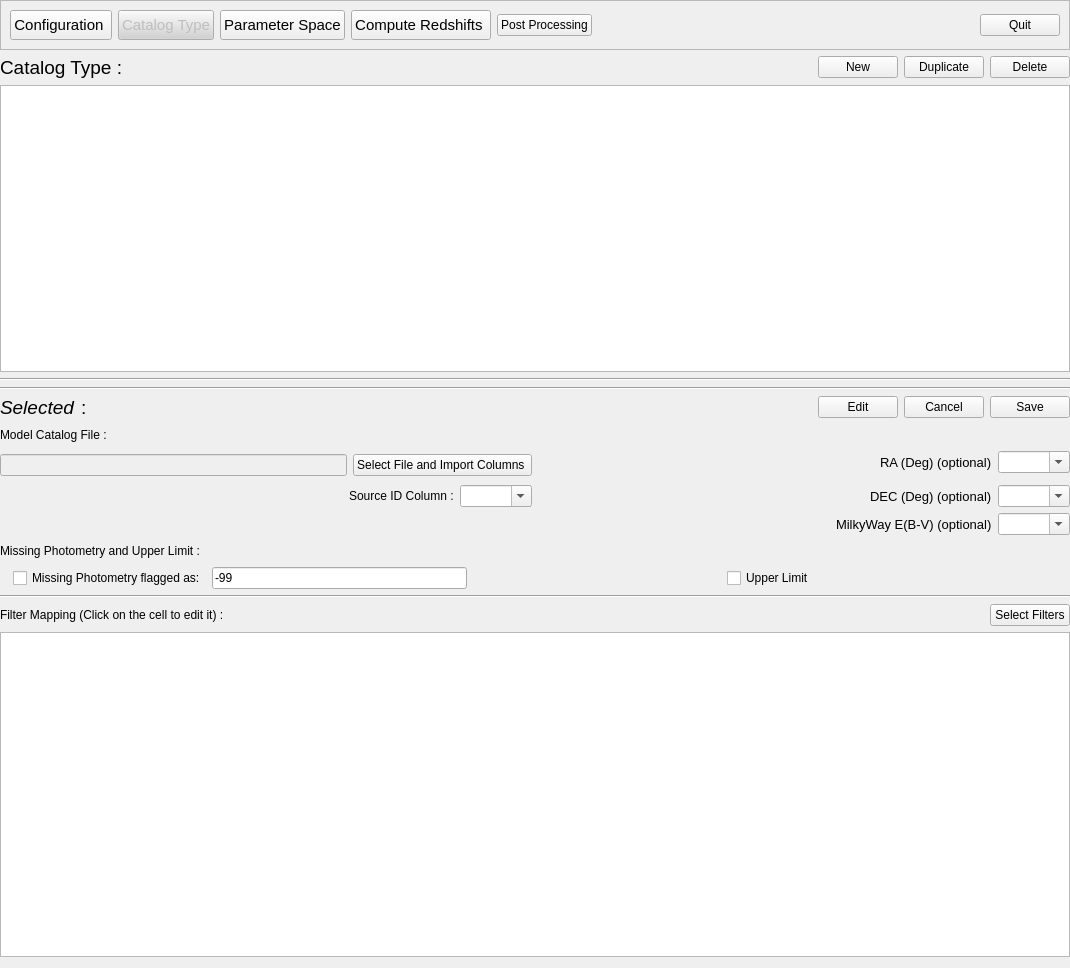
Before: the Qt Designer form PhzQtUI/auxdir/PhzQtUI/FormSurveyMapping.ui in astrorama/Phosphoros, drawn with Qt 5.
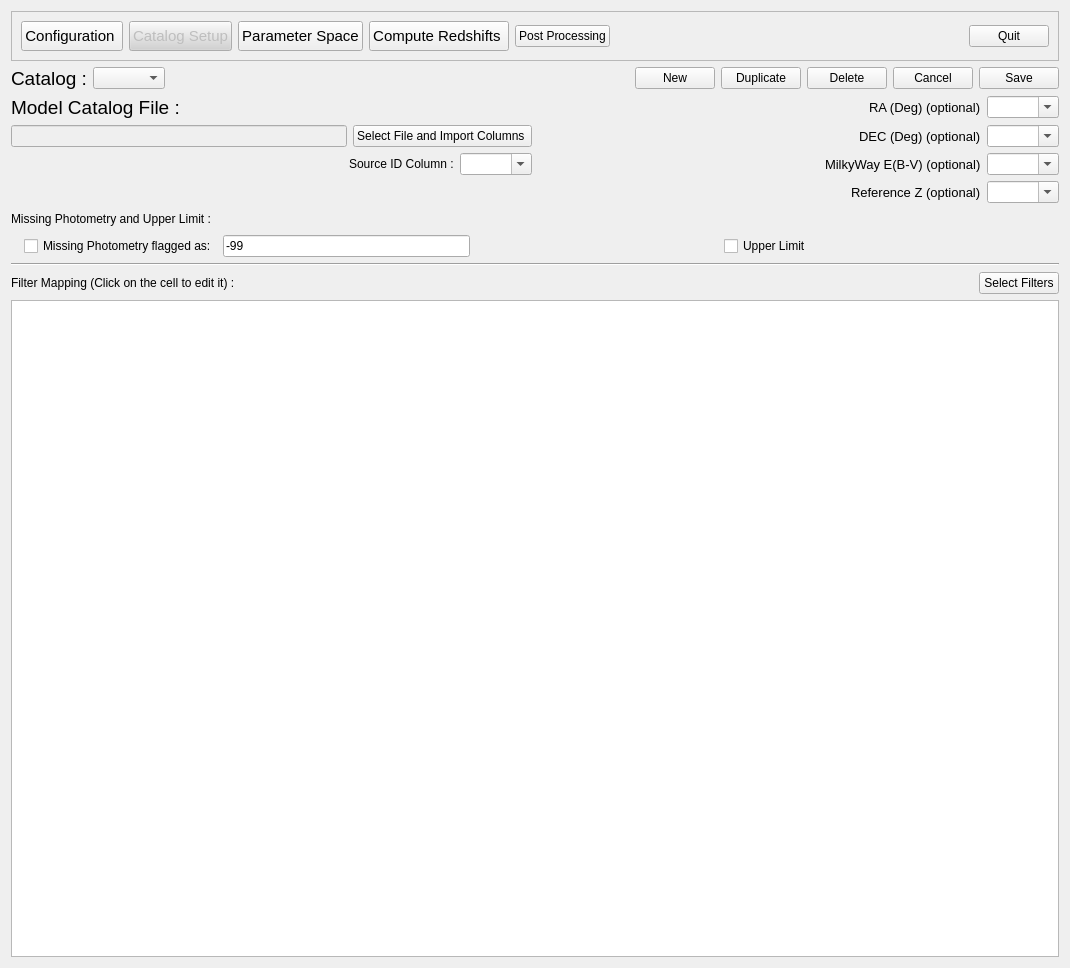
After: the same form once the commit is applied.

What changed in the file:
```diff
--- a/PhzQtUI/auxdir/PhzQtUI/FormSurveyMapping.ui
+++ b/PhzQtUI/auxdir/PhzQtUI/FormSurveyMapping.ui
@@ -14,15 +14,6 @@
    <string>Form</string>
   </property>
   <layout class="QVBoxLayout" name="verticalLayout_2">
-   <property name="leftMargin">
-    <number>0</number>
-   </property>
-   <property name="topMargin">
-    <number>0</number>
-   </property>
-   <property name="rightMargin">
-    <number>0</number>
-   </property>
    <item>
     <widget class="QFrame" name="frm_nav">
      <property name="frameShape">
@@ -79,7 +70,7 @@
          <string notr="true">background-color: rgb(210, 210, 210)</string>
         </property>
         <property name="text">
-         <string>Catalog Type</string>
+         <string>Catalog Setup</string>
         </property>
        </widget>
       </item>
@@ -167,10 +158,13 @@
           </font>
          </property>
          <property name="text">
-          <string>Catalog Type :</string>
+          <string>Catalog :</string>
          </property>
         </widget>
        </item>
+       <item>
+        <widget class="QComboBox" name="cb_catalog_type"/>
+       </item>
        <item>
         <spacer name="horizontalSpacer_14">
          <property name="orientation">
@@ -205,100 +199,6 @@
          </property>
         </widget>
        </item>
-      </layout>
-     </item>
-     <item>
-      <widget class="QTableView" name="table_Map">
-       <property name="editTriggers">
-        <set>QAbstractItemView::NoEditTriggers</set>
-       </property>
-       <property name="showDropIndicator" stdset="0">
-        <bool>false</bool>
-       </property>
-       <property name="dragDropOverwriteMode">
-        <bool>false</bool>
-       </property>
-       <property name="sortingEnabled">
-        <bool>true</bool>
-       </property>
-       <attribute name="verticalHeaderVisible">
-        <bool>false</bool>
-       </attribute>
-       <attribute name="verticalHeaderHighlightSections">
-        <bool>false</bool>
-       </attribute>
-      </widget>
-     </item>
-     <item>
-      <widget class="Line" name="line_2">
-       <property name="orientation">
-        <enum>Qt::Horizontal</enum>
-       </property>
-      </widget>
-     </item>
-    </layout>
-   </item>
-   <item>
-    <widget class="Line" name="line">
-     <property name="orientation">
-      <enum>Qt::Horizontal</enum>
-     </property>
-    </widget>
-   </item>
-   <item>
-    <layout class="QHBoxLayout" name="horizontalLayout_14">
-     <item>
-      <widget class="QLabel" name="lbl_catalog_name">
-       <property name="font">
-        <font>
-         <pointsize>14</pointsize>
-         <italic>true</italic>
-        </font>
-       </property>
-       <property name="text">
-        <string>Selected</string>
-       </property>
-      </widget>
-     </item>
-     <item>
-      <widget class="QLabel" name="label_15">
-       <property name="font">
-        <font>
-         <pointsize>14</pointsize>
-        </font>
-       </property>
-       <property name="text">
-        <string>:</string>
-       </property>
-      </widget>
-     </item>
-     <item>
-      <spacer name="horizontalSpacer_16">
-       <property name="orientation">
-        <enum>Qt::Horizontal</enum>
-       </property>
-       <property name="sizeHint" stdset="0">
-        <size>
-         <width>40</width>
-         <height>20</height>
-        </size>
-       </property>
-      </spacer>
-     </item>
-     <item>
-      <widget class="Line" name="line_8">
-       <property name="orientation">
-        <enum>Qt::Horizontal</enum>
-       </property>
-      </widget>
-     </item>
-     <item>
-      <widget class="QPushButton" name="btn_MapEdit">
-       <property name="text">
-        <string>Edit</string>
-       </property>
-      </widget>
-     </item>
      <item>
       <widget class="QPushButton" name="btn_MapCancel">
        <property name="text">
@@ -315,10 +215,19 @@
      </item>
     </layout>
    </item>
+    </layout>
+   </item>
    <item>
+    <layout class="QGridLayout" name="gridLayout">
+     <item row="0" column="0">
     <layout class="QHBoxLayout" name="horizontalLayout_4">
      <item>
       <widget class="QLabel" name="label">
+         <property name="font">
+          <font>
+           <pointsize>14</pointsize>
+          </font>
+         </property>
        <property name="text">
         <string>Model Catalog File : </string>
        </property>
@@ -339,29 +248,6 @@
      </item>
     </layout>
    </item>
-   <item>
-    <layout class="QGridLayout" name="gridLayout">
-     <item row="0" column="0" rowspan="2">
-      <layout class="QHBoxLayout" name="horizontalLayout_3">
-       <item>
-        <widget class="QLineEdit" name="tb_df">
-         <property name="enabled">
-          <bool>false</bool>
-         </property>
-        </widget>
-       </item>
-       <item>
-        <widget class="QPushButton" name="btn_ImportColumn">
-         <property name="toolTip">
-          <string>Select a file to be used as default file for this catalog. The columns of the catalog will be used to populate the drop-down for the ID and the Filters columns.</string>
-         </property>
-         <property name="text">
-          <string>Select File and Import Columns </string>
-         </property>
-        </widget>
-       </item>
-      </layout>
-     </item>
      <item row="0" column="1">
       <layout class="QHBoxLayout" name="horizontalLayout_9">
        <item>
@@ -398,7 +284,28 @@
        </item>
       </layout>
      </item>
-     <item row="2" column="1">
+     <item row="1" column="0">
+      <layout class="QHBoxLayout" name="horizontalLayout_3">
+       <item>
+        <widget class="QLineEdit" name="tb_df">
+         <property name="enabled">
+          <bool>false</bool>
+         </property>
+        </widget>
+       </item>
+       <item>
+        <widget class="QPushButton" name="btn_ImportColumn">
+         <property name="toolTip">
+          <string>Select a file to be used as default file for this catalog. The columns of the catalog will be used to populate the drop-down for the ID and the Filters columns.</string>
+         </property>
+         <property name="text">
+          <string>Select File and Import Columns </string>
+         </property>
+        </widget>
+       </item>
+      </layout>
+     </item>
+     <item row="1" column="1">
       <layout class="QHBoxLayout" name="horizontalLayout_10">
        <item>
         <spacer name="horizontalSpacer_8">
@@ -465,7 +372,7 @@
        </item>
       </layout>
      </item>
-     <item row="3" column="1">
+     <item row="2" column="1">
       <layout class="QHBoxLayout" name="horizontalLayout_13">
        <item>
         <spacer name="horizontalSpacer_9">
@@ -501,6 +408,42 @@
        </item>
       </layout>
      </item>
+     <item row="3" column="1">
+      <layout class="QHBoxLayout" name="horizontalLayout_14">
+       <item>
+        <spacer name="horizontalSpacer_10">
+         <property name="orientation">
+          <enum>Qt::Horizontal</enum>
+         </property>
+         <property name="sizeHint" stdset="0">
+          <size>
+           <width>40</width>
+           <height>20</height>
+          </size>
+         </property>
+        </spacer>
+       </item>
+       <item>
+        <widget class="QLabel" name="label_23">
+         <property name="font">
+          <font>
+           <pointsize>10</pointsize>
+          </font>
+         </property>
+         <property name="text">
+          <string>Reference Z (optional)</string>
+         </property>
+        </widget>
+       </item>
+       <item>
+        <widget class="QComboBox" name="cb_RefZ">
+         <property name="editable">
+          <bool>true</bool>
+         </property>
+        </widget>
+       </item>
+      </layout>
+     </item>
     </layout>
    </item>
    <item>
@@ -538,6 +481,9 @@
      </item>
      <item>
       <widget class="QCheckBox" name="cb_missingPhot">
+       <property name="toolTip">
+        <string>&lt;html&gt;&lt;head/&gt;&lt;body&gt;&lt;p&gt;The provided value is identified in the catalog as a missing photometric value&lt;/p&gt;&lt;/body&gt;&lt;/html&gt;</string>
+       </property>
        <property name="text">
         <string>Missing Photometry flagged as:</string>
        </property>
@@ -565,6 +511,9 @@
      </item>
      <item>
       <widget class="QCheckBox" name="cb_upperLimit">
+       <property name="toolTip">
+        <string>&lt;html&gt;&lt;head/&gt;&lt;body&gt;&lt;p&gt;If set, the algorithm will interpret negative error as indicating that the flux is not an actual value but an upper limit. The absolute value of the error will be used as incertitude on the measurement. &lt;/p&gt;&lt;/body&gt;&lt;/html&gt;</string>
+       </property>
        <property name="text">
         <string>Upper Limit</string>
        </property>
```
Lines whose indentation alone changed are shown as unchanged.
